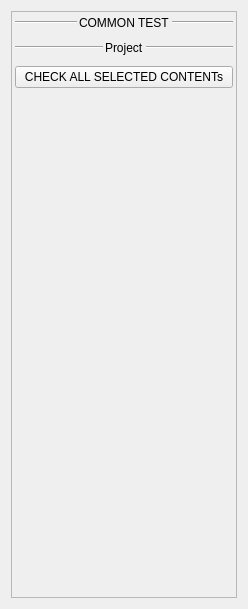
Above: Maya_Tools/Developer/Main/MODULE/CleanerTools/UI/CleanerTools.ui from code-google-com/mayatools before the change. Below: the same form after it.
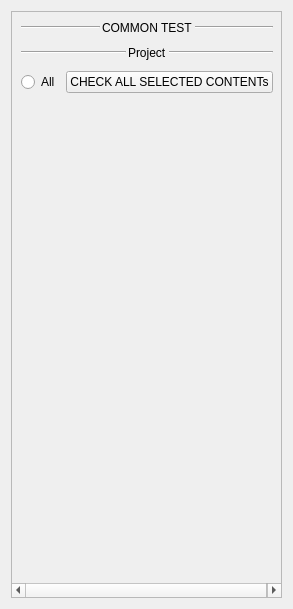
That is the form after the change.

```diff
--- a/Maya_Tools/Developer/Main/MODULE/CleanerTools/UI/CleanerTools.ui
+++ b/Maya_Tools/Developer/Main/MODULE/CleanerTools/UI/CleanerTools.ui
@@ -6,7 +6,7 @@
    <rect>
     <x>0</x>
     <y>0</y>
-    <width>248</width>
+    <width>293</width>
     <height>609</height>
    </rect>
   </property>
@@ -30,20 +30,11 @@
        <rect>
         <x>0</x>
         <y>0</y>
-        <width>224</width>
-        <height>585</height>
+        <width>271</width>
+        <height>564</height>
        </rect>
       </property>
       <layout class="QVBoxLayout" name="verticalLayout_2">
-       <property name="leftMargin">
-        <number>3</number>
-       </property>
-       <property name="topMargin">
-        <number>4</number>
-       </property>
-       <property name="rightMargin">
-        <number>3</number>
-       </property>
        <item>
         <layout class="QVBoxLayout" name="CommonLayout">
          <property name="spacing">
@@ -156,11 +147,28 @@
         </layout>
        </item>
        <item>
+        <layout class="QHBoxLayout" name="horizontalLayout_3">
+         <item>
+          <widget class="QRadioButton" name="btnAll">
+           <property name="sizePolicy">
+            <sizepolicy hsizetype="Maximum" vsizetype="Fixed">
+             <horstretch>0</horstretch>
+             <verstretch>0</verstretch>
+            </sizepolicy>
+           </property>
+           <property name="text">
+            <string>All</string>
+           </property>
+          </widget>
+         </item>
+         <item>
         <widget class="QPushButton" name="btnCheckAll">
          <property name="text">
           <string>CHECK ALL SELECTED CONTENTs</string>
          </property>
         </widget>
+         </item>
+        </layout>
        </item>
        <item>
         <spacer name="verticalSpacer">
```
Lines whose indentation alone changed are shown as unchanged.
